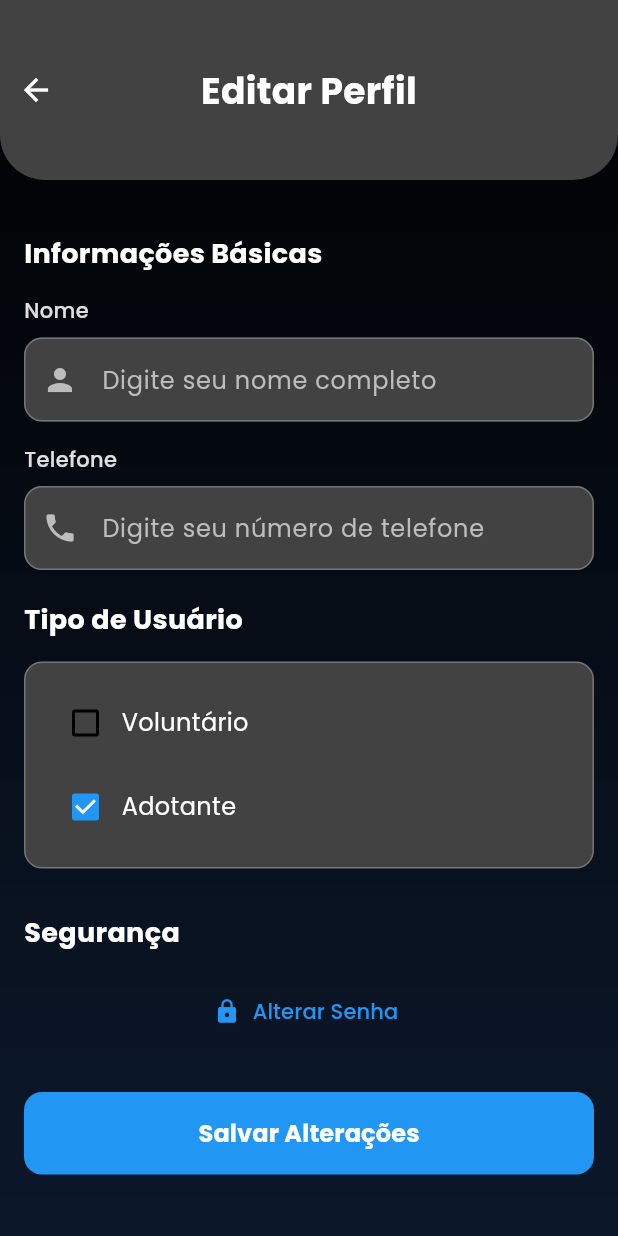
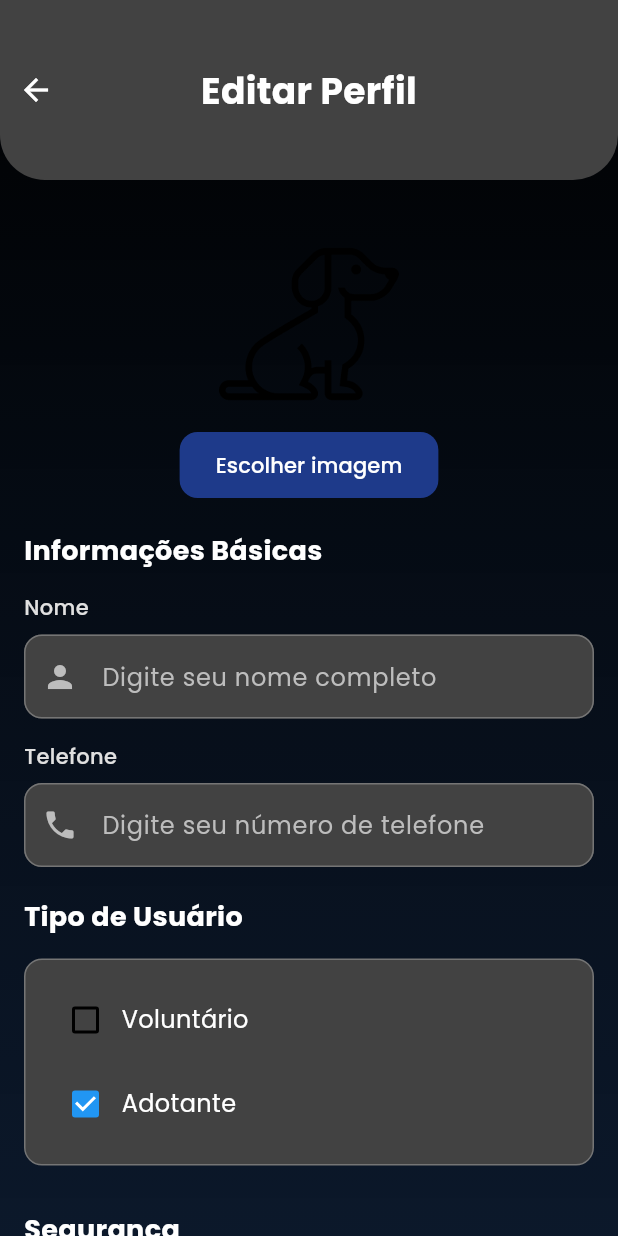
Before and after one commit to Matheussilvasantiagou/UFRPE-DSI-ADOGCAO, a Flutter app: the EditUserScreen screen opened directly, on a phone screen of 412 x 824 dp. Run offline on Flutter 3.47's test engine with Material 3 defaults, Android fonts, the light colour scheme and no system bars; our stand-ins replace cloud_firestore, file_picker, firebase_auth, firebase_core, geocoding, geolocator and 5 more; missing offline and left inert: google_api_headers; accounts and stored records are empty; network calls fail.

Commit message:
feat: atualização das telas de cadastro e edição de animais e usuários para suporte a imagens na web
- Implementada lógica para exibição de imagens em diferentes plataformas (web e mobile) nas telas de cadastro, edição de animais e usuários.
- Adicionada a funcionalidade de seleção de imagens utilizando file_picker para web e ImagePicker para dispositivos móveis.
- Ajustes na interface do usuário para garantir a correta exibição das imagens selecionadas e a utilização de imagens padrão quando necessário.

```diff
--- a/adogcao/lib/views/edit_user_screen.dart
+++ b/adogcao/lib/views/edit_user_screen.dart
@@ -353,6 +353,28 @@ class _EditUserScreenState extends State<EditUserScreen> {
                     crossAxisAlignment: CrossAxisAlignment.start,
                     children: [
                       const SizedBox(height: 20),
+                      Center(
+                        child: Column(
+                          children: [
+                            if (kIsWeb && _webImage != null)
+                              Image.memory(_webImage!, height: 120)
+                            else if (!kIsWeb && _imageFile != null)
+                              Image.file(File(_imageFile!.path), height: 120)
+                            else if (_imageUrl != null && _imageUrl!.isNotEmpty)
+                              kIsWeb
+                                ? Image.network(_imageUrl!, height: 120)
+                                : Image.file(File(_imageUrl!), height: 120)
+                            else
+                              Image.asset('lib/images/dog.png', height: 120), // imagem padrão local
+                            const SizedBox(height: 10),
+                            ElevatedButton(
+                              onPressed: _pickImage,
+                              child: const Text('Escolher imagem'),
+                            ),
+                          ],
+                        ),
+                      ),
+                      const SizedBox(height: 20),
 
                       // Informações Básicas
                       _buildSectionTitle('Informações Básicas'),
```
Also changed, not shown: adogcao/lib/views/cadastrar_pet_screen.dart (+7 -4 lines), adogcao/lib/views/edit_animal.dart (+6 -2 lines), adogcao/lib/views/registration_screen.dart (+24 -5 lines).
